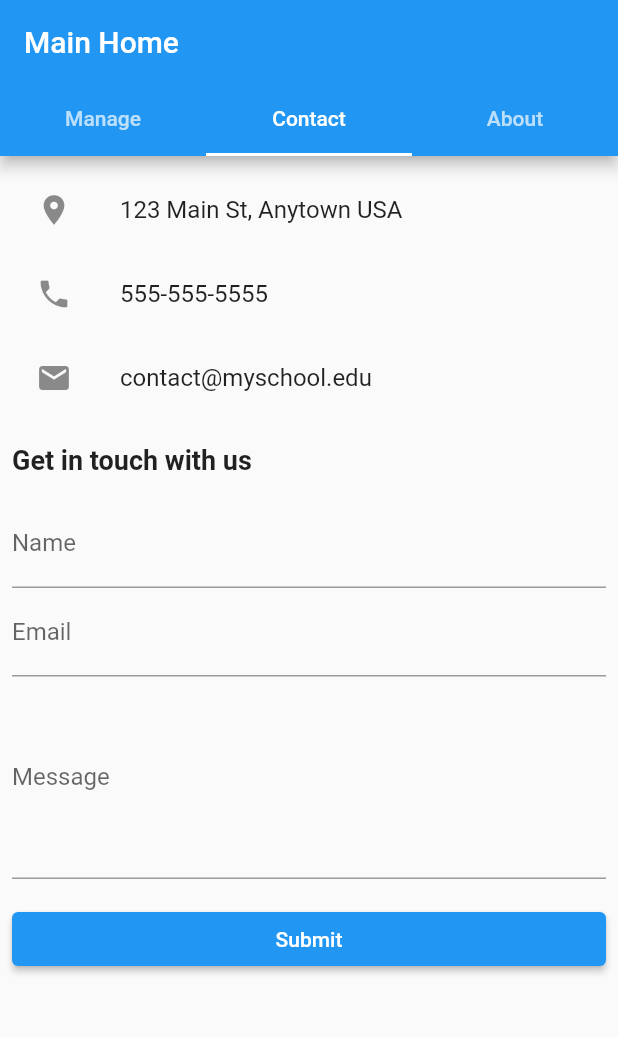
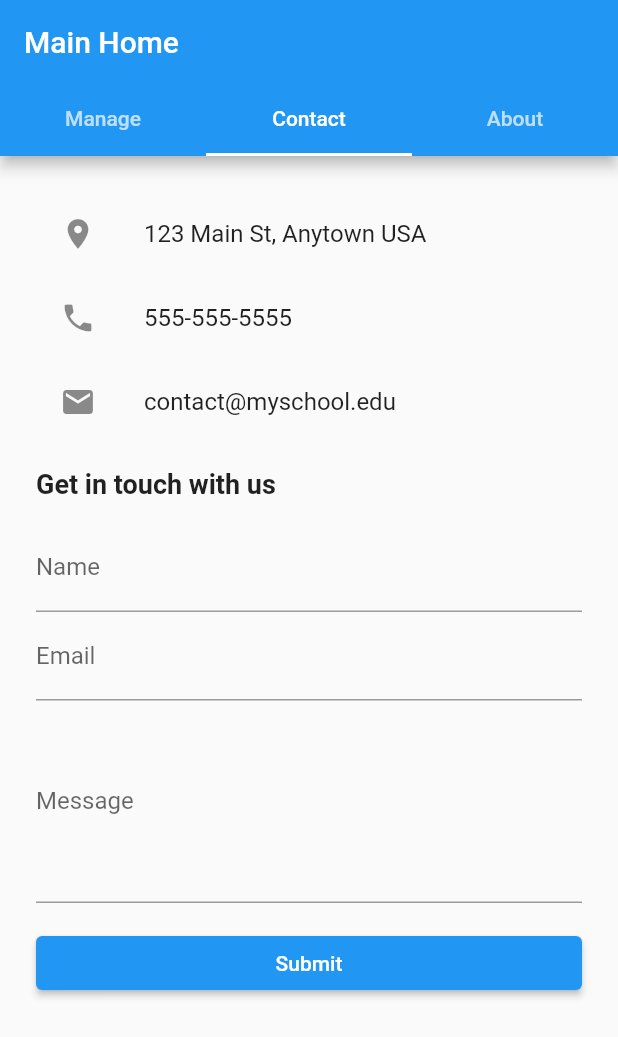
Before and after one commit to shash1996-san/studentMgtSystem, a Flutter app: the MainHomeScreen screen opened directly, tab 2 chosen, on a phone screen of 412 x 824 dp. Shown: the top 1037 px of the screen. Run offline on Flutter 3.47's test engine with Material 2 defaults, Android fonts, the phone set to English and light mode, and no system bars; our stand-ins replace cloud_firestore, firebase_auth, firebase_core, fluttertoast; missing offline and left inert: ndialog; accounts and stored records are empty.

Commit message:
Set paddings

```diff
--- a/lib/screens/mainHome.dart
+++ b/lib/screens/mainHome.dart
@@ -72,7 +72,7 @@ class _MainHomeScreenState extends State<MainHomeScreen>
             ),
           ),
           Padding(
-            padding: const EdgeInsets.all(8.0),
+            padding: const EdgeInsets.all(24.0),
             child: ListView(
               children: [
                 ListTile(
@@ -121,7 +121,7 @@ class _MainHomeScreenState extends State<MainHomeScreen>
             ),
           ),
           Padding(
-            padding: EdgeInsets.all(16),
+            padding: EdgeInsets.all(24),
             child: Column(
               mainAxisAlignment: MainAxisAlignment.start,
               children: [
```
